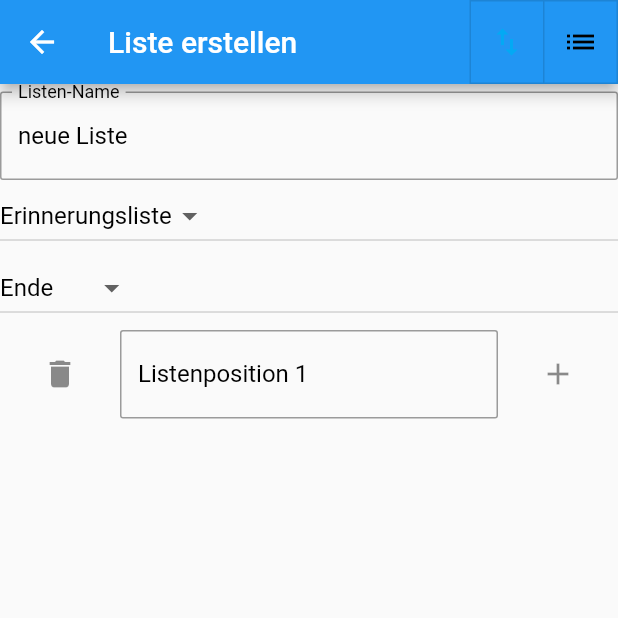
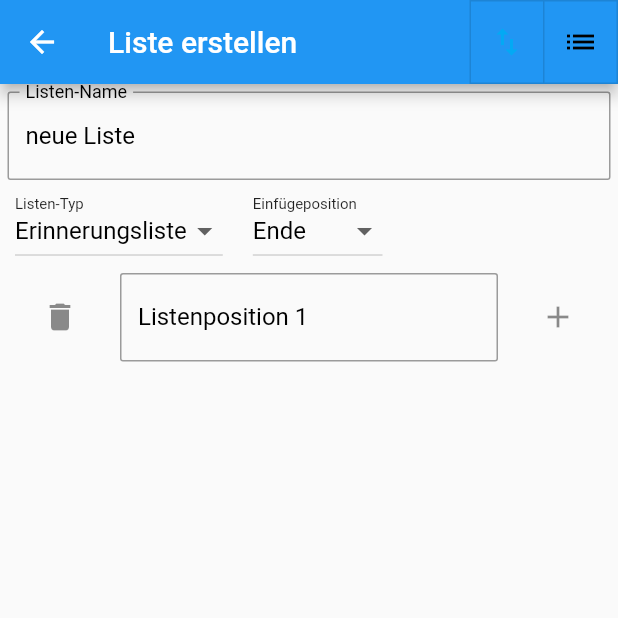
Before and after one commit to NoHive/listopolis, a Flutter app: the CreateListPage screen opened directly, on a phone screen of 412 x 824 dp, the top half of it. Run offline on Flutter 3.47's test engine with Material 2 defaults, Android fonts, the phone set to English and light mode, and no system bars; our stand-ins replace bloc, dartz, flutter_bloc, freezed_annotation, shared_preferences; accounts and stored records are empty; generated files the repository leaves out were written again.

Commit message:
create list screen improved

```diff
--- a/lib/features/listopolis/data/models/list_type.dart
+++ b/lib/features/listopolis/data/models/list_type.dart
@@ -9,7 +9,7 @@ abstract class ListType with _$ListType{
   const factory ListType.todo() = ToDoList;
 
   static String buildLocalName(ListType type, String locale){
-    return type is Remember ? "Erinnerungsliste" : "Erledigung";
+    return type is Remember ? "Erinnerungsliste" : "To-Do-Liste";
   }
 
 }
--- a/lib/features/listopolis/presentation/active_lists/create_active_list_screen.dart
+++ b/lib/features/listopolis/presentation/active_lists/create_active_list_screen.dart
@@ -81,8 +81,9 @@ class _CreateListPageState extends State<CreateListPage> with CommonPageFunction
    selected = [true, false];
    List<Widget> widgets = [
                  _buildListName(context, list ),
-                 _buildListType(context, list),
-                 _buildAppendType(context, list),
+                // _buildListType(context, list),
+                // _buildAppendType(context, list),
+                _buildListTypeAndPosType(context, list)
 
     ];
     widgets.add( Container(child: _buildListItems(context, list.getSorted()),));
@@ -96,7 +97,7 @@ class _CreateListPageState extends State<CreateListPage> with CommonPageFunction
   Widget _buildListName(BuildContext context, CreateListParameter list){
       currentlistName = list.listName;
        return// Expanded(child:
-            Padding(padding: EdgeInsets.fromLTRB(0, 5, 0, 0), child:
+            Padding(padding: EdgeInsets.fromLTRB(5, 5, 5, 0), child:
               TextField(
                           onSubmitted: (value){
                             currentlistName=value;
@@ -119,11 +120,31 @@ class _CreateListPageState extends State<CreateListPage> with CommonPageFunction
            // );
 
   }
+
+  Widget _buildListTypeAndPosType(BuildContext context,  CreateListParameter list){
+    return SingleChildScrollView(
+      child: Row(
+        mainAxisAlignment: MainAxisAlignment.start,
+        children: [
+          _buildListType(context, list),
+          _buildAppendType(context, list)
+        ],
+      ) ,
+    );
+  }
+
   Widget _buildListType(BuildContext context,  CreateListParameter list){
     List<ListType> listTypes =[ListType.remember(), ListType.todo()];
     currentListType =list.type;
 
-      return  DropdownButton(
+      return
+      Padding(padding: EdgeInsets.only(top: 10, left: 10),
+        child:
+          Stack(
+                  children:[
+                    Text("Listen-Typ", style: TextStyle(fontSize: 10),),
+                    Container(
+                        child: DropdownButton(
                                   items:  listTypes.map((qpv){
                                     return DropdownMenuItem<ListType>(
                                               child: Text(ListType.buildLocalName( qpv, "de"),
@@ -136,13 +157,12 @@ class _CreateListPageState extends State<CreateListPage> with CommonPageFunction
                                     currentListType = value;
                                     list.type = value;
                                     _commitListChanges(context);
-
-                    // SampleBloc aBloc =  BlocProvider.of<SampleBloc>(context);
-                    // aBloc.add(SampleValueChanged(measureSample:sample, samplingElement:samplingElement, value: value));
                                   },
                                   value: currentListType,
-                  // hint: Text(ILMeasureDetailStrings.MESURE_QUALITATIVE_NO_VALUE, style: TextStyle(color: ILimsColors.TEXTCOLOR_ON_DARK_BG)),
-                  // dropdownColor: ILimsColors.BLUE_TRANSPARENT,
+                              ),
+                    ),
+                ]
+          )
       );
 
   }
@@ -157,26 +177,32 @@ class _CreateListPageState extends State<CreateListPage> with CommonPageFunction
     List<PositionType> listTypes =[PositionType.end, PositionType.start];
     currentPositionType =list.positioning;
 
-      return  DropdownButton(
-                  items:  listTypes.map((qpv){
+      return  Padding(padding: EdgeInsets.only(top:10, left:20),
+              child: Stack(
+                children: [
+                  Text("Einfügeposition", style: TextStyle(fontSize: 10),),
+                  Container(
+                    child: DropdownButton(
+                              items: listTypes.map((qpv){
                                   return DropdownMenuItem<PositionType>(
                                             child: Text(buildPositionTypeLocalString( qpv, "de"),
                                                         style: TextStyle(color: ListColors.TEXTCOLOR_ON_LIGHT_BG),
                                                     ),
                                             value: qpv,
                                   );
-                          } ).toList(),
+                                  }
+                              ).toList(),
                               onChanged: (value) {
                                   currentPositionType = null;
                                   list.positioning = value;
                                   _commitListChanges(context);
-                    // SampleBloc aBloc =  BlocProvider.of<SampleBloc>(context);
-                    // aBloc.add(SampleValueChanged(measureSample:sample, samplingElement:samplingElement, value: value));
                               },
                               value: currentPositionType,
                               hint: Text(CreateListPageStrings.LIST_POSITIONING, style: TextStyle(color: ListColors.TEXTCOLOR_ON_LIGHT_BG)),
-
-                  // dropdownColor: ILimsColors.BLUE_TRANSPARENT,
+                          ),
+                  ),
+                ]
+                ),
       );
   }
 
```
Lines whose indentation alone changed are shown as unchanged.
